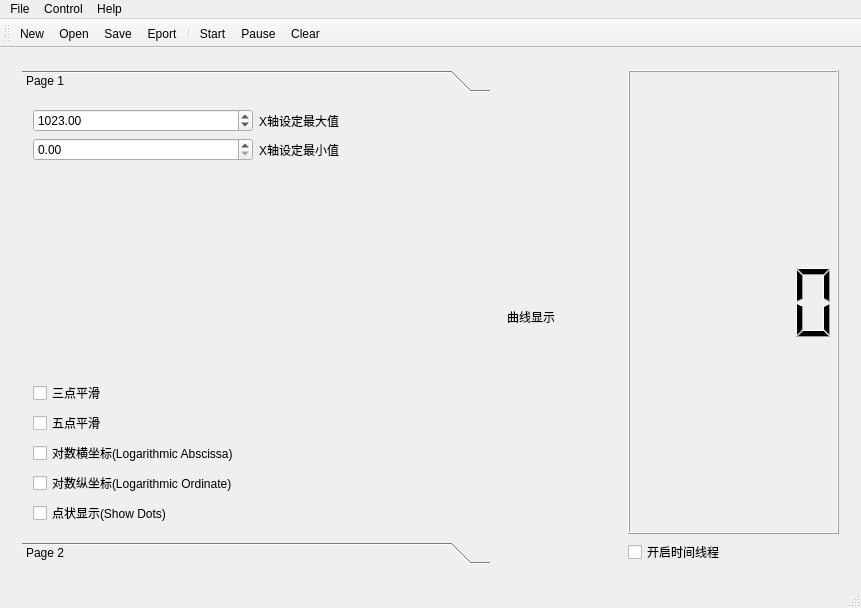
First picture: the form in Smally/mainwindow.ui, repository RockPie/Smally, before the edit.
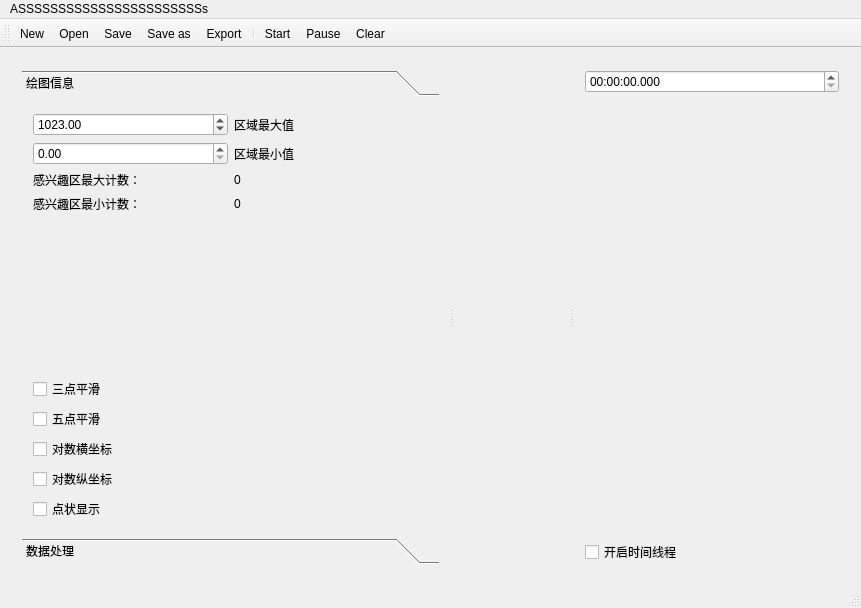
Second picture: the form after the edit. Icons and pictures are not drawn.

Commit message: Open file achieved

Patch:
```diff
--- a/Smally/mainwindow.ui
+++ b/Smally/mainwindow.ui
@@ -16,22 +16,16 @@
   <widget class="QWidget" name="centralWidget">
    <layout class="QGridLayout" name="gridLayout">
     <item row="0" column="0">
-     <widget class="QSplitter" name="splitter">
+     <widget class="QSplitter" name="splitter_2">
       <property name="sizePolicy">
-       <sizepolicy hsizetype="Expanding" vsizetype="Ignored">
+       <sizepolicy hsizetype="Expanding" vsizetype="Preferred">
         <horstretch>0</horstretch>
         <verstretch>0</verstretch>
        </sizepolicy>
       </property>
-      <property name="layoutDirection">
-       <enum>Qt::LeftToRight</enum>
-      </property>
       <property name="orientation">
        <enum>Qt::Horizontal</enum>
       </property>
-      <property name="handleWidth">
-       <number>1</number>
-      </property>
       <widget class="QWidget" name="verticalLayoutWidget_3">
        <layout class="QVBoxLayout" name="LeftLay">
         <item>
@@ -42,17 +36,20 @@
           <property name="currentIndex">
            <number>0</number>
           </property>
-          <widget class="QWidget" name="page">
+          <widget class="QWidget" name="InfoPage">
            <property name="geometry">
             <rect>
              <x>0</x>
              <y>0</y>
-             <width>495</width>
-             <height>431</height>
+             <width>439</width>
+             <height>449</height>
             </rect>
            </property>
+           <property name="toolTip">
+            <string>&lt;html&gt;&lt;head/&gt;&lt;body&gt;&lt;p&gt;&lt;br/&gt;&lt;/p&gt;&lt;/body&gt;&lt;/html&gt;</string>
+           </property>
            <attribute name="label">
-            <string>Page 1</string>
+            <string>绘图信息</string>
            </attribute>
            <layout class="QVBoxLayout" name="verticalLayout">
             <item>
@@ -70,7 +67,7 @@
               <item>
                <widget class="QLabel" name="label_2">
                 <property name="text">
-                 <string>X轴设定最大值</string>
+                 <string>区域最大值</string>
                 </property>
                </widget>
               </item>
@@ -88,7 +85,43 @@
               <item>
                <widget class="QLabel" name="label_3">
                 <property name="text">
-                 <string>X轴设定最小值</string>
+                 <string>区域最小值</string>
+                </property>
+               </widget>
+              </item>
+             </layout>
+            </item>
+            <item>
+             <layout class="QHBoxLayout" name="horizontalLayout_8">
+              <item>
+               <widget class="QLabel" name="label">
+                <property name="text">
+                 <string>感兴趣区最大计数：</string>
+                </property>
+               </widget>
+              </item>
+              <item>
+               <widget class="QLabel" name="MaxCount">
+                <property name="text">
+                 <string>0</string>
+                </property>
+               </widget>
+              </item>
+             </layout>
+            </item>
+            <item>
+             <layout class="QHBoxLayout" name="horizontalLayout_9">
+              <item>
+               <widget class="QLabel" name="label_4">
+                <property name="text">
+                 <string>感兴趣区最小计数：</string>
+                </property>
+               </widget>
+              </item>
+              <item>
+               <widget class="QLabel" name="MinCount">
+                <property name="text">
+                 <string>0</string>
                 </property>
                </widget>
               </item>
@@ -134,7 +167,7 @@
               <item>
                <widget class="QCheckBox" name="LogXBox">
                 <property name="text">
-                 <string>对数横坐标(Logarithmic Abscissa)</string>
+                 <string>对数横坐标</string>
                 </property>
                </widget>
               </item>
@@ -145,7 +178,7 @@
               <item>
                <widget class="QCheckBox" name="LogYBox">
                 <property name="text">
-                 <string>对数纵坐标(Logarithmic Ordinate)</string>
+                 <string>对数纵坐标</string>
                 </property>
                </widget>
               </item>
@@ -156,7 +189,7 @@
               <item>
                <widget class="QCheckBox" name="DotBox">
                 <property name="text">
-                 <string>点状显示(Show Dots)</string>
+                 <string>点状显示</string>
                 </property>
                </widget>
               </item>
@@ -164,25 +197,29 @@
             </item>
            </layout>
           </widget>
-          <widget class="QWidget" name="page_2">
+          <widget class="QWidget" name="ProcessPage">
            <property name="geometry">
             <rect>
              <x>0</x>
              <y>0</y>
-             <width>495</width>
-             <height>431</height>
+             <width>439</width>
+             <height>449</height>
             </rect>
            </property>
            <attribute name="label">
-            <string>Page 2</string>
+            <string>数据处理</string>
            </attribute>
           </widget>
          </widget>
         </item>
        </layout>
       </widget>
+      <widget class="QSplitter" name="splitter">
+       <property name="orientation">
+        <enum>Qt::Horizontal</enum>
+       </property>
       <widget class="QWidget" name="verticalLayoutWidget_2">
-       <layout class="QVBoxLayout" name="MidLay" stretch="0">
+        <layout class="QVBoxLayout" name="MidLay">
         <property name="leftMargin">
          <number>5</number>
         </property>
@@ -196,18 +233,41 @@
          <number>5</number>
         </property>
         <item>
-         <widget class="QLabel" name="label">
-          <property name="text">
-           <string>曲线显示</string>
-          </property>
-         </widget>
+          <spacer name="horizontalSpacer">
+           <property name="orientation">
+            <enum>Qt::Horizontal</enum>
+           </property>
+           <property name="sizeHint" stdset="0">
+            <size>
+             <width>40</width>
+             <height>20</height>
+            </size>
+           </property>
+          </spacer>
         </item>
        </layout>
       </widget>
       <widget class="QWidget" name="verticalLayoutWidget">
-       <layout class="QVBoxLayout" name="RightLay" stretch="0,0">
+        <layout class="QVBoxLayout" name="RightLay" stretch="0,0,0">
         <item>
-         <widget class="QLCDNumber" name="lcdNumber"/>
+          <widget class="QTimeEdit" name="timeEdit">
+           <property name="displayFormat">
+            <string>HH:mm:ss.zzz</string>
+           </property>
+          </widget>
+         </item>
+         <item>
+          <spacer name="verticalSpacer_2">
+           <property name="orientation">
+            <enum>Qt::Vertical</enum>
+           </property>
+           <property name="sizeHint" stdset="0">
+            <size>
+             <width>20</width>
+             <height>40</height>
+            </size>
+           </property>
+          </spacer>
         </item>
         <item>
          <widget class="QCheckBox" name="ThreadBox">
@@ -219,46 +279,33 @@
        </layout>
       </widget>
      </widget>
+     </widget>
     </item>
    </layout>
   </widget>
+  <widget class="QStatusBar" name="statusBar"/>
   <widget class="QMenuBar" name="menuBar">
    <property name="geometry">
     <rect>
      <x>0</x>
      <y>0</y>
      <width>861</width>
-     <height>26</height>
+     <height>21</height>
     </rect>
    </property>
-   <widget class="QMenu" name="menuFile">
-    <property name="title">
-     <string>File</string>
+   <widget class="QMenu" name="menuASSSSSSSSSSSSSSSSSSSSSSSs">
+    <property name="tearOffEnabled">
+     <bool>true</bool>
     </property>
-    <addaction name="actionNew"/>
-    <addaction name="actionOpen"/>
-    <addaction name="separator"/>
-    <addaction name="actionSave"/>
-    <addaction name="actionEport"/>
-    <addaction name="separator"/>
-    <addaction name="actionExit"/>
-   </widget>
-   <widget class="QMenu" name="menuControl">
     <property name="title">
-     <string>Control</string>
+     <string>ASSSSSSSSSSSSSSSSSSSSSSSs</string>
     </property>
-    <addaction name="actionStart"/>
-    <addaction name="actionPause"/>
-    <addaction name="actionClear"/>
-   </widget>
-   <widget class="QMenu" name="menuHelp">
-    <property name="title">
-     <string>Help</string>
+    <property name="toolTipsVisible">
+     <bool>false</bool>
     </property>
+    <addaction name="actionSave_as"/>
    </widget>
-   <addaction name="menuFile"/>
-   <addaction name="menuControl"/>
-   <addaction name="menuHelp"/>
+   <addaction name="menuASSSSSSSSSSSSSSSSSSSSSSSs"/>
   </widget>
   <widget class="QToolBar" name="mainToolBar">
    <attribute name="toolBarArea">
@@ -270,13 +317,13 @@
    <addaction name="actionNew"/>
    <addaction name="actionOpen"/>
    <addaction name="actionSave"/>
-   <addaction name="actionEport"/>
+   <addaction name="actionSave_as"/>
+   <addaction name="actionExport"/>
    <addaction name="separator"/>
    <addaction name="actionStart"/>
    <addaction name="actionPause"/>
    <addaction name="actionClear"/>
   </widget>
-  <widget class="QStatusBar" name="statusBar"/>
   <action name="actionNew">
    <property name="icon">
     <iconset resource="icon.qrc">
@@ -285,6 +332,9 @@
    <property name="text">
     <string>New</string>
    </property>
+   <property name="shortcut">
+    <string>Ctrl+N</string>
+   </property>
   </action>
   <action name="actionOpen">
    <property name="icon">
@@ -292,7 +342,10 @@
      <normaloff>:/icon/icon/icons8-file-64.png</normaloff>:/icon/icon/icons8-file-64.png</iconset>
    </property>
    <property name="text">
-    <string>Open</string>
+    <string>Open...</string>
+   </property>
+   <property name="shortcut">
+    <string>Ctrl+O</string>
    </property>
   </action>
   <action name="actionSave">
@@ -301,16 +354,22 @@
      <normaloff>:/icon/icon/icons8-save-64.png</normaloff>:/icon/icon/icons8-save-64.png</iconset>
    </property>
    <property name="text">
-    <string>Save</string>
+    <string>Save...</string>
+   </property>
+   <property name="shortcut">
+    <string>Ctrl+S</string>
    </property>
   </action>
-  <action name="actionEport">
+  <action name="actionExport">
    <property name="icon">
     <iconset resource="icon.qrc">
      <normaloff>:/icon/icon/icons8-export-64.png</normaloff>:/icon/icon/icons8-export-64.png</iconset>
    </property>
    <property name="text">
-    <string>Eport</string>
+    <string>Export</string>
+   </property>
+   <property name="toolTip">
+    <string>Export</string>
    </property>
   </action>
   <action name="actionExit">
@@ -326,6 +385,9 @@
    <property name="text">
     <string>Start</string>
    </property>
+   <property name="shortcut">
+    <string>F5</string>
+   </property>
   </action>
   <action name="actionPause">
    <property name="icon">
@@ -335,6 +397,9 @@
    <property name="text">
     <string>Pause</string>
    </property>
+   <property name="shortcut">
+    <string>F6</string>
+   </property>
   </action>
   <action name="actionClear">
    <property name="icon">
@@ -343,6 +408,27 @@
    </property>
    <property name="text">
     <string>Clear</string>
+   </property>
+   <property name="shortcut">
+    <string>F7</string>
+   </property>
+  </action>
+  <action name="actionTest">
+   <property name="icon">
+    <iconset resource="icon.qrc">
+     <normaloff>:/icon/icon/icons8-repeat-one-64.png</normaloff>:/icon/icon/icons8-repeat-one-64.png</iconset>
+   </property>
+   <property name="text">
+    <string>Test</string>
+   </property>
+  </action>
+  <action name="actionSave_as">
+   <property name="icon">
+    <iconset resource="icon.qrc">
+     <normaloff>:/icon/icon/icons8-save-as-64.png</normaloff>:/icon/icon/icons8-save-as-64.png</iconset>
+   </property>
+   <property name="text">
+    <string>Save as</string>
    </property>
   </action>
  </widget>
```
Lines whose indentation alone changed are shown as unchanged. The commit also changes 14 other files.
